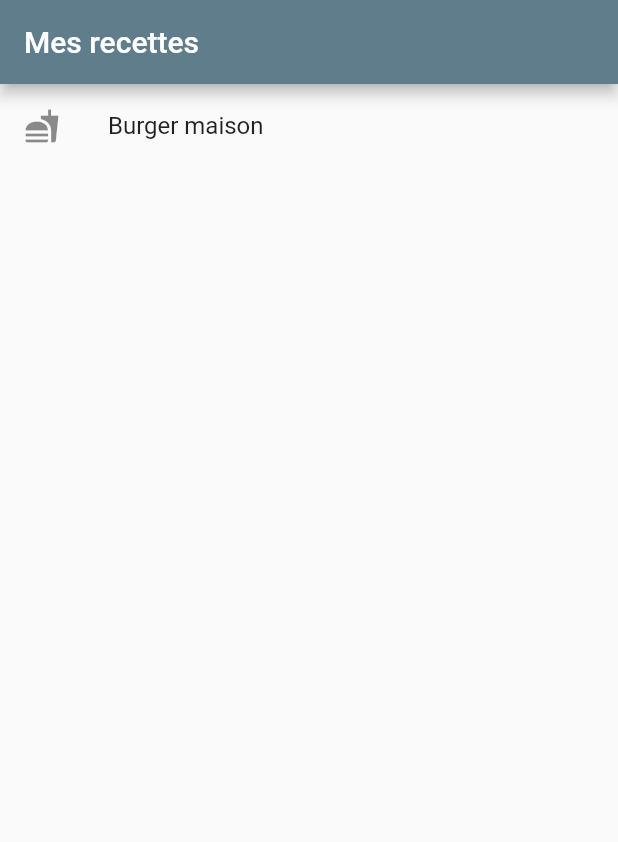
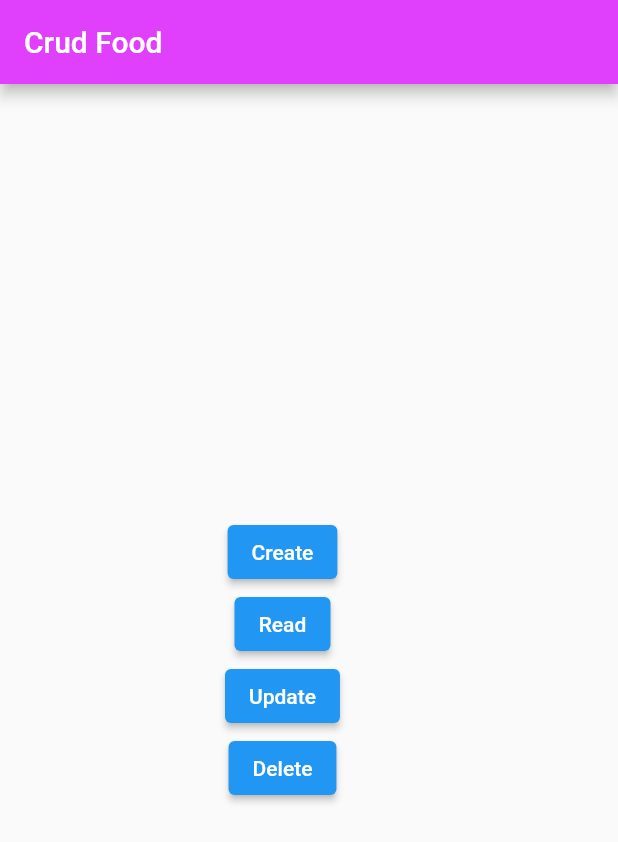
Before and after one commit to goldspide/Food_Receipe, a Flutter app: the screen it shows after launch, on a phone screen of 412 x 824 dp. Shown: the top 842 px of the screen. Run offline on Flutter 3.47's test engine with Material 2 defaults, Android fonts, the phone set to English and light mode, and no system bars; our stand-ins replace cached_network_image.

Commit message:
creation du formulaire dinsertion

```diff
--- /dev/null
+++ b/lib/formulaire.dart
@@ -0,0 +1,41 @@
+import 'package:flutter/material.dart';
+import 'package:food_receipe/insert.dart';
+
+class formulaire extends StatelessWidget {
+  const formulaire({Key? key}) : super(key: key);
+
+  @override
+  Widget build(BuildContext context) {
+    return Scaffold(
+      appBar: AppBar(
+        backgroundColor: Colors.purpleAccent,
+        title: const Text("Crud Food"),
+      ),
+      body: Container(
+        margin: const EdgeInsets.only(left: 150),
+        child: Column(
+          mainAxisAlignment: MainAxisAlignment.center,
+          crossAxisAlignment: CrossAxisAlignment.center,
+          children: [
+            ElevatedButton(onPressed: () {
+              Navigator.push(
+                context,
+                PageRouteBuilder(
+                    pageBuilder: (
+                        _,
+                        __,
+                        ___,
+                        ) =>
+                    const  CreateFood()),
+                // MaterialPageRoute(builder: (__){return ProfileScreen();}),
+              );
+            }, child: const Text("Create", style: TextStyle(),)),
+            ElevatedButton(onPressed: () {}, child: const Text("Read")),
+            ElevatedButton(onPressed: () {}, child: const Text("Update")),
+            ElevatedButton(onPressed: () {}, child: const Text("Delete"))
+          ],
+        ),
+      ),
+    );
+  }
+}
--- a/lib/main.dart
+++ b/lib/main.dart
@@ -1,5 +1,6 @@
 import 'package:flutter/material.dart';
 import 'package:cached_network_image/cached_network_image.dart';
+import 'package:food_receipe/formulaire.dart';
 import 'package:food_receipe/receipe.dart';
 import 'package:food_receipe/receipeListeScreen.dart';
 import 'package:food_receipe/receipeS.dart';
@@ -39,37 +40,39 @@
         ],
       ),
     );
-    return MaterialApp(
-      title: 'Flutter Demo',
-      theme: ThemeData(
-        colorScheme: ColorScheme.fromSeed(seedColor: Colors.deepPurple),
-        useMaterial3: true,
-      ),
-      home: const MyHomePage(title: 'Flutter Demo Home Page'),
+    return const MaterialApp(
+      debugShowCheckedModeBanner: false,
+      // title: 'Flutter Demo',
+      // theme: ThemeData(
+      //   colorScheme: ColorScheme.fromSeed(seedColor: Colors.deepPurple),
+      //   useMaterial3: true,
+      // ),
+      home: formulaire()
     );
   }
 }
 
-class MyHomePage extends StatefulWidget {
-  const MyHomePage({super.key, required this.title});
-  final String title;
-
-  @override
-  State<MyHomePage> createState() => _MyHomePageState();
-}
-
-class _MyHomePageState extends State<MyHomePage> {
-  @override
-  Widget build(BuildContext context) {
-    return MaterialApp(
-      debugShowCheckedModeBanner: false,
-      title: "Food_Receipe",
-      color: Theme.of(context).colorScheme.inversePrimary,
-      theme: ThemeData(
-        primarySwatch: Colors.blueGrey
-      ),
-      home: ReceipeListeScreen(),
-      // home: ReceipeScreen(receipe: Receipe("Pizza facile", "Par David Silvera", "", 50, "Préparer une pizza de A à Z demande beaucoup de temps, mais le gout de la pizza maison en vaut largement la peine. Préparez séparément la pâte, la sauce et la garniture. Une fois que tous ces éléments sont prêts, assemblez le tout et faites cuire votre pizza à température élevée, jusqu'à ce qu'elle soit délicieusement croustillante. ", false),),
-    );
-  }
-}
+// class MyHomePage extends StatefulWidget {
+//   const MyHomePage({super.key, required this.title});
+//   final String title;
+//
+//   @override
+//   State<MyHomePage> createState() => _MyHomePageState();
+// }
+//
+// class _MyHomePageState extends State<MyHomePage> {
+//   @override
+//   Widget build(BuildContext context) {
+//     return const MaterialApp(
+//       debugShowCheckedModeBanner: false,
+//       // title: "Food_Receipe",
+//       // color: Theme.of(context).colorScheme.inversePrimary,
+//       // theme: ThemeData(
+//       //   primarySwatch: Colors.blueGrey
+//       // ),
+//       home: ReceipeListeScreen(),
+//       // home: ReceipeScreen(receipe: Receipe("Pizza facile", "Par David Silvera", "", 50, "Préparer une pizza de A à Z demande beaucoup de temps, mais le gout de la pizza maison en vaut largement la peine. Préparez séparément la pâte, la sauce et la garniture. Une fois que tous ces éléments sont prêts, assemblez le tout et faites cuire votre pizza à température élevée, jusqu'à ce qu'elle soit délicieusement croustillante. ", false),),
+//     );
+//   }
+// }
+//
--- a/lib/receipe.dart
+++ b/lib/receipe.dart
@@ -1,9 +1,9 @@
 class Receipe {
-  String title;
-  String user;
-  String imageUrl;
-  String description;
-  bool isFavorite;
-  int favoriteCount;
-  Receipe(this.title, this.user, this.imageUrl,this.favoriteCount,this.description,this.isFavorite);
+  final String? title;
+  final String? user;
+  final String? imageUrl;
+  final String? description;
+  final bool? isFavorite;
+  final int? favoriteCount;
+  Receipe([this.title, this.user, this.imageUrl,this.favoriteCount,this.description,this.isFavorite]);
 }
--- a/lib/receipeListeScreen.dart
+++ b/lib/receipeListeScreen.dart
@@ -8,7 +8,7 @@ class ReceipeListeScreen extends StatelessWidget {
   Widget build(BuildContext context) {
     return Scaffold(
       appBar: AppBar(
-        title: Text("Mes recettes"),
+        title: const Text("Mes recettes"),
       ),
       body: ListView(
         children: const [
--- a/pubspec.yaml
+++ b/pubspec.yaml
@@ -36,6 +36,7 @@ dependencies:
   # Use with the CupertinoIcons class for iOS style icons.
   cupertino_icons: ^1.0.2
   cached_network_image: ^3.2.3
+  http: ^0.13.6
 
 dev_dependencies:
   flutter_test:
```
Also changed, not shown: lib/Api.dart (added, +57 -0 lines), lib/fetch.dart (added, +19 -0 lines), lib/insert.dart (added, +76 -0 lines), pubspec.lock.
